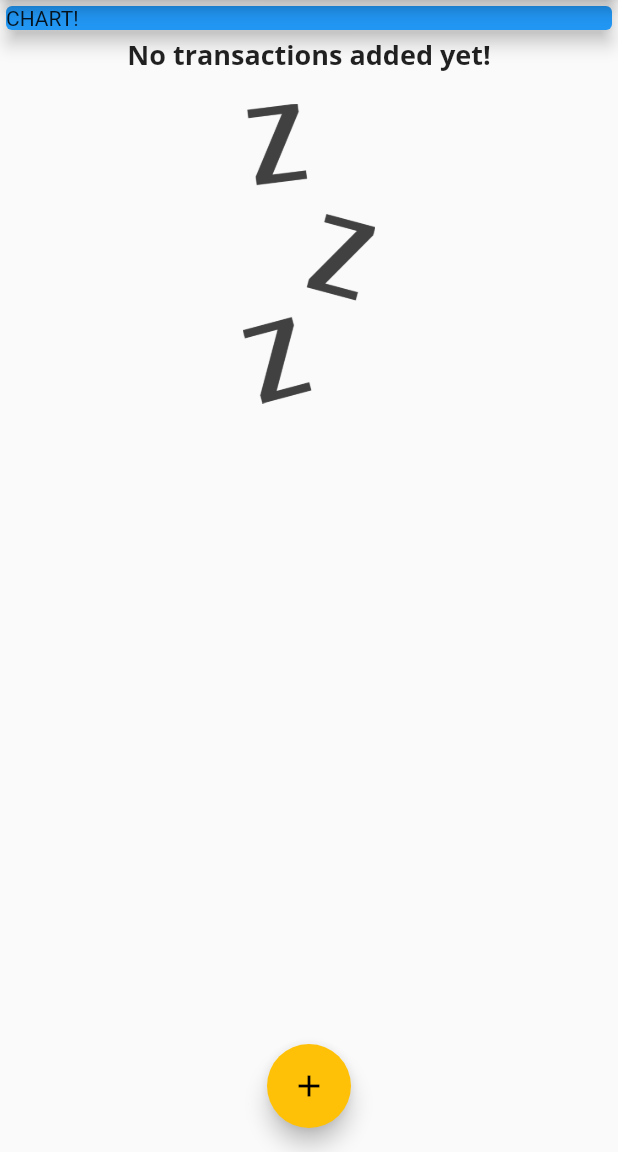
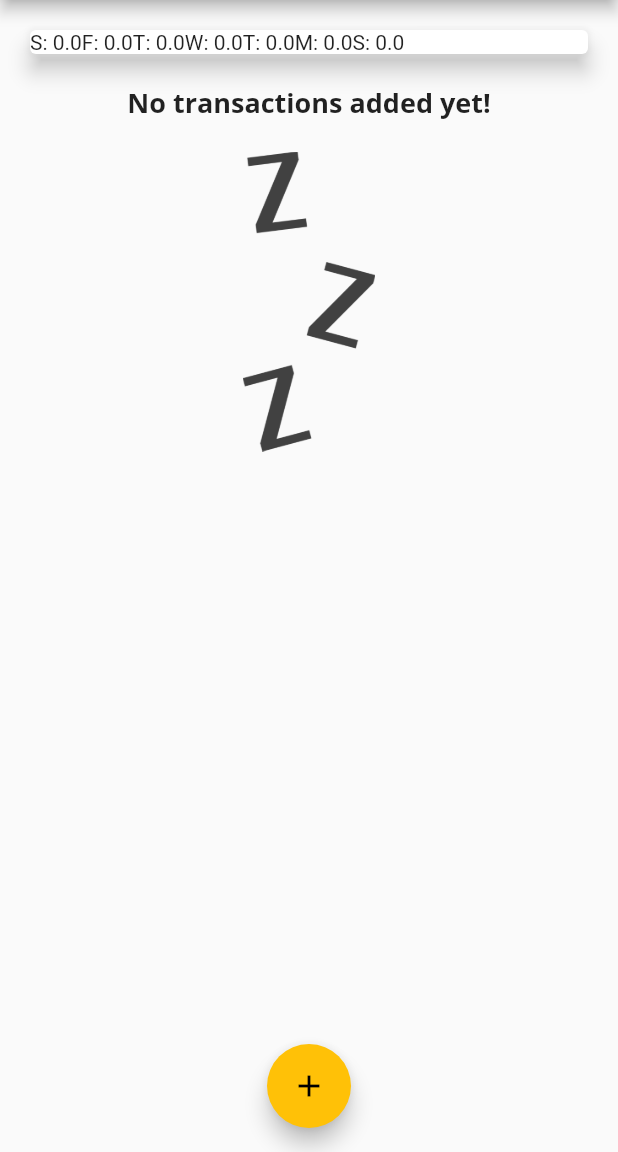
Before and after one commit to Achintya-Patel/Personal-Expenses-App, a Flutter app: the screen it shows after launch, on a phone screen of 412 x 824 dp, the part 84-1236 px from its top. Run offline on Flutter 3.47's test engine with Material 2 defaults, Android fonts, the phone set to English and light mode, and no system bars.

Commit message:
creating bars for chart

```diff
--- a/lib/main.dart
+++ b/lib/main.dart
@@ -2,6 +2,7 @@ import 'package:flutter/material.dart';
 
 import './widgets/new_transaction.dart';
 import './widgets/transaction_list.dart';
+import './widgets/chart.dart';
 import './models/transaction.dart';
 
 void main() => runApp(MyApp());
@@ -59,6 +60,16 @@ class _MyHomePageState extends State<MyHomePage> {
     // ),
   ];
 
+  List<Transaction> get _recentTransactions {
+    return _userTransactions.where((tx) {
+      return tx.date.isAfter(
+        DateTime.now().subtract(
+          Duration(days: 7),
+        ),
+      );
+    }).toList();
+  }
+
   void _addNewTransaction(String txTitle, double txAmount) {
     final newTx = Transaction(
       title: txTitle,
@@ -101,14 +112,7 @@ class _MyHomePageState extends State<MyHomePage> {
         child: Column(
           crossAxisAlignment: CrossAxisAlignment.stretch,
           children: <Widget>[
-            Container(
-              width: double.infinity,
-              child: Card(
-                color: Colors.blue,
-                child: Text('CHART!'),
-                elevation: 5,
-              ),
-            ),
+            Chart(_recentTransactions),
             TransactionList(_userTransactions),
           ],
         ),
--- /dev/null
+++ b/lib/widgets/chart.dart
@@ -0,0 +1,45 @@
+import 'package:flutter/material.dart';
+import 'package:intl/intl.dart';
+
+import '../models/transaction.dart';
+
+class Chart extends StatelessWidget {
+  final List<Transaction> recentTransactions;
+
+  Chart(this.recentTransactions);
+
+  List<Map<String, Object>> get groupedTransactionValues {
+    return List.generate(7, (index) {
+      final weekDay = DateTime.now().subtract(
+        Duration(days: index),
+      );
+      var totalSum = 0.0;
+
+      for (var i = 0; i < recentTransactions.length; i++) {
+        if (recentTransactions[i].date.day == weekDay.day &&
+            recentTransactions[i].date.month == weekDay.month &&
+            recentTransactions[i].date.year == weekDay.year) {
+          totalSum += recentTransactions[i].amount;
+        }
+      }
+
+      return {
+        'day': DateFormat.E().format(weekDay).substring(0, 1),
+        'amount': totalSum,
+      };
+    });
+  }
+
+  @override
+  Widget build(BuildContext context) {
+    return Card(
+      elevation: 6,
+      margin: EdgeInsets.all(20),
+      child: Row(
+        children: groupedTransactionValues.map((data) {
+          return Text('${data['day']}: ${data['amount']}');
+        }).toList(),
+      ),
+    );
+  }
+}
```
Also changed, not shown: lib/widgets/chart_bar.dart (added, +49 -0 lines).
